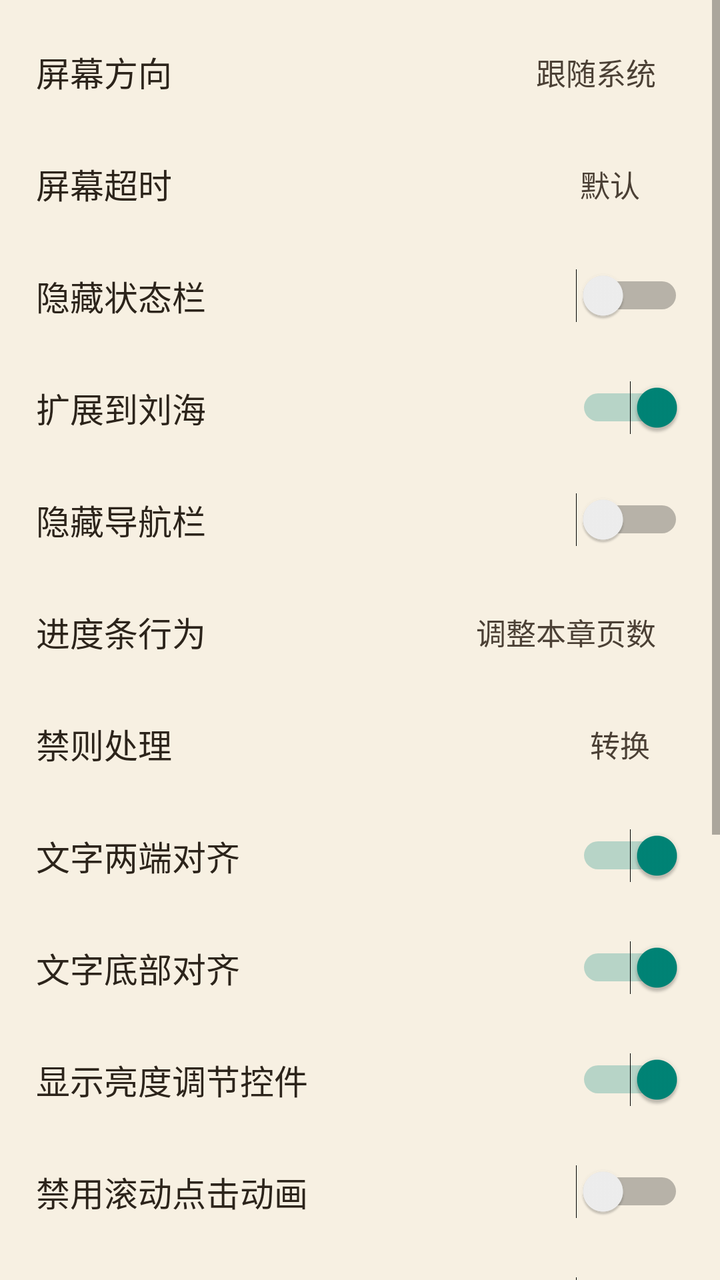
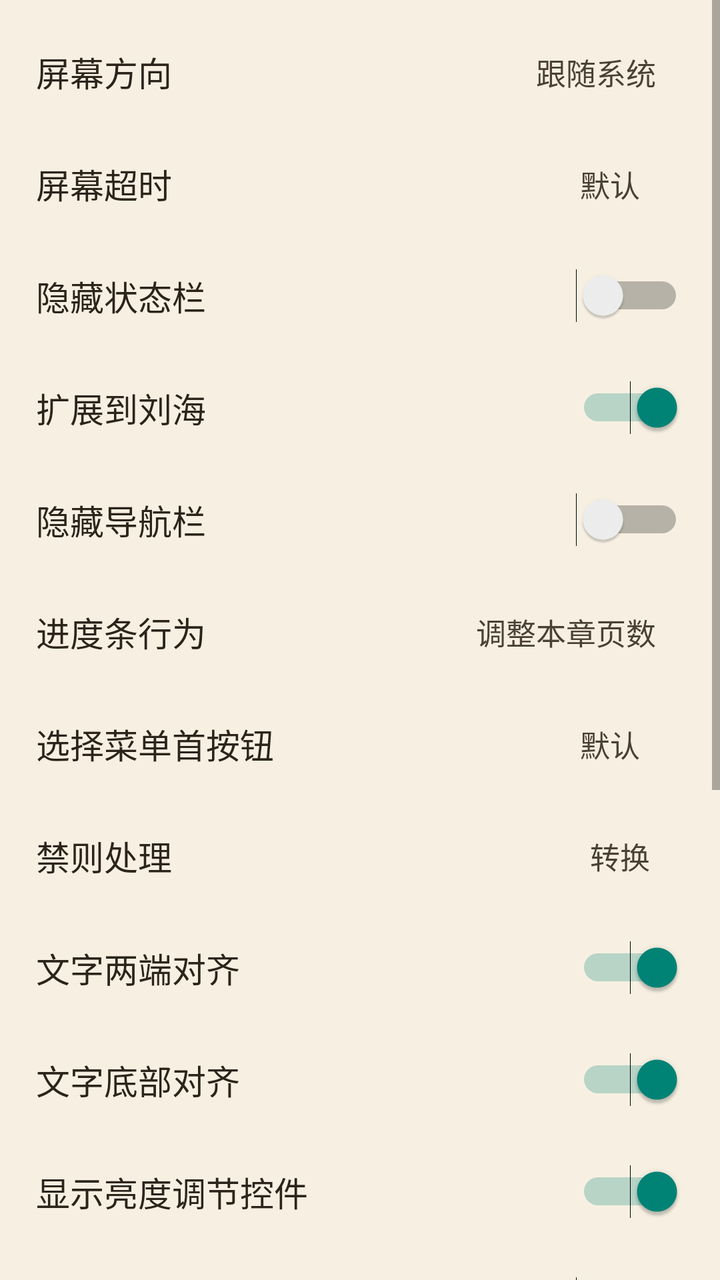

Screens rendered from an Android XML layout before and after an edit, with the pre-edit source and the edit as a unified diff.
<!-- AndroidManifest.xml: application theme Theme.Tset -->
<!-- res/layout/dialog_m9_more_config.xml -->
<?xml version="1.0" encoding="utf-8"?>
<ScrollView xmlns:android="http://schemas.android.com/apk/res/android"
    android:id="@+id/more_config_scroll"
    android:layout_width="match_parent"
    android:layout_height="match_parent"
    android:background="@drawable/reader_menu_panel_bg"
    android:overScrollMode="ifContentScrolls">

    <LinearLayout
        android:id="@+id/more_config_root"
        android:layout_width="match_parent"
        android:layout_height="wrap_content"
        android:orientation="vertical"
        android:paddingTop="8dp"
        android:paddingBottom="8dp">

        <LinearLayout
            android:id="@+id/more_screen_orientation"
            style="@style/ReaderMoreRow">
            <TextView
                style="@style/ReaderMoreLabel"
                android:text="@string/screen_direction" />
            <TextView
                android:id="@+id/more_screen_orientation_value"
                style="@style/ReaderMoreValue"
                android:text="@string/screen_unspecified" />
        </LinearLayout>

        <LinearLayout
            android:id="@+id/more_keep_light"
            style="@style/ReaderMoreRow">
            <TextView
                style="@style/ReaderMoreLabel"
                android:text="@string/keep_light" />
            <TextView
                android:id="@+id/more_keep_light_value"
                style="@style/ReaderMoreValue"
                android:text="@string/reader_keep_light_default" />
        </LinearLayout>

        <LinearLayout style="@style/ReaderMoreRow">
            <TextView
                style="@style/ReaderMoreLabel"
                android:text="@string/pt_hide_status_bar" />
            <Switch
                android:id="@+id/more_hide_status_bar"
                android:layout_width="wrap_content"
                android:layout_height="wrap_content" />
        </LinearLayout>

        <LinearLayout style="@style/ReaderMoreRow">
            <TextView
                style="@style/ReaderMoreLabel"
                android:text="@string/read_body_to_lh" />
            <Switch
                android:id="@+id/more_read_body_to_lh"
                android:layout_width="wrap_content"
                android:layout_height="wrap_content"
                android:checked="true" />
        </LinearLayout>

        <LinearLayout style="@style/ReaderMoreRow">
            <TextView
                style="@style/ReaderMoreLabel"
                android:text="@string/pt_hide_navigation_bar" />
            <Switch
                android:id="@+id/more_hide_navigation_bar"
                android:layout_width="wrap_content"
                android:layout_height="wrap_content" />
        </LinearLayout>

        <LinearLayout
            android:id="@+id/more_progress_behavior"
            style="@style/ReaderMoreRow">
            <TextView
                style="@style/ReaderMoreLabel"
                android:text="@string/progress_bar_behavior" />
            <TextView
                android:id="@+id/more_progress_behavior_value"
                style="@style/ReaderMoreValue"
                android:text="@string/reader_progress_behavior_page" />
        </LinearLayout>

        <LinearLayout
            android:id="@+id/more_zh_layout_row"
            style="@style/ReaderMoreRow">
            <TextView
                style="@style/ReaderMoreLabel"
                android:text="@string/read_chinese_converter" />
            <TextView
                android:id="@+id/more_zh_layout_value"
                style="@style/ReaderMoreValue"
                android:background="@drawable/reader_menu_touch"
                android:gravity="center"
                android:minWidth="64dp"
                android:paddingStart="12dp"
                android:paddingTop="6dp"
                android:paddingEnd="12dp"
                android:paddingBottom="6dp"
                android:text="@string/reader_convert_state_enabled" />
        </LinearLayout>

        <LinearLayout style="@style/ReaderMoreRow">
            <TextView
                style="@style/ReaderMoreLabel"
                android:text="@string/text_full_justify" />
            <Switch
                android:id="@+id/more_text_full_justify"
                android:layout_width="wrap_content"
                android:layout_height="wrap_content"
                android:checked="true" />
        </LinearLayout>

        <LinearLayout style="@style/ReaderMoreRow">
            <TextView
                style="@style/ReaderMoreLabel"
                android:text="@string/text_bottom_justify" />
            <Switch
                android:id="@+id/more_text_bottom_justify"
                android:layout_width="wrap_content"
                android:layout_height="wrap_content"
                android:checked="true" />
        </LinearLayout>

        <LinearLayout style="@style/ReaderMoreRow">
            <TextView
                style="@style/ReaderMoreLabel"
                android:text="@string/show_brightness_view" />
            <Switch
                android:id="@+id/more_show_brightness_view"
                android:layout_width="wrap_content"
                android:layout_height="wrap_content"
                android:checked="true" />
        </LinearLayout>

        <LinearLayout style="@style/ReaderMoreRow">
            <TextView
                style="@style/ReaderMoreLabel"
                android:text="@string/no_anim_scroll_page" />
            <Switch
                android:id="@+id/more_no_anim_scroll_page"
                android:layout_width="wrap_content"
                android:layout_height="wrap_content" />
        </LinearLayout>

        <LinearLayout style="@style/ReaderMoreRow">
            <TextView
                style="@style/ReaderMoreLabel"
                android:text="@string/preview_image_by_click" />
            <Switch
                android:id="@+id/more_preview_image_by_click"
                android:layout_width="wrap_content"
                android:layout_height="wrap_content" />
        </LinearLayout>

        <LinearLayout
            android:id="@+id/more_click_regional_config"
            style="@style/ReaderMoreRow">
            <TextView
                style="@style/ReaderMoreLabel"
                android:text="@string/click_regional_config" />
            <TextView
                android:id="@+id/more_click_regional_config_value"
                style="@style/ReaderMoreValue"
                android:text="@string/reader_click_region_summary_default" />
        </LinearLayout>

        <LinearLayout style="@style/ReaderMoreRow">
            <TextView
                style="@style/ReaderMoreLabel"
                android:text="@string/disable_return_key" />
            <Switch
                android:id="@+id/more_disable_return_key"
                android:layout_width="wrap_content"
                android:layout_height="wrap_content" />
        </LinearLayout>

        <LinearLayout style="@style/ReaderMoreRow">
            <TextView
                style="@style/ReaderMoreLabel"
                android:text="@string/show_read_title_addition" />
            <Switch
                android:id="@+id/more_show_read_title_addition"
                android:layout_width="wrap_content"
                android:layout_height="wrap_content"
                android:checked="true" />
        </LinearLayout>

        <LinearLayout style="@style/ReaderMoreRow">
            <TextView
                style="@style/ReaderMoreLabel"
                android:text="@string/read_bar_style_follow_page" />
            <Switch
                android:id="@+id/more_read_bar_style_follow_page"
                android:layout_width="wrap_content"
                android:layout_height="wrap_content" />
        </LinearLayout>

        <TextView
            android:id="@+id/more_reset_defaults"
            android:layout_width="match_parent"
            android:layout_height="wrap_content"
            android:layout_marginStart="16dp"
            android:layout_marginTop="10dp"
            android:layout_marginEnd="16dp"
            android:layout_marginBottom="8dp"
            android:background="@drawable/reader_menu_touch"
            android:gravity="center"
            android:paddingTop="14dp"
            android:paddingBottom="14dp"
            android:text="@string/reader_reset_defaults"
            android:textColor="#AA5B1E1E"
            android:textSize="16sp" />
    </LinearLayout>
</ScrollView>
<!-- resources referenced by this layout -->
<resources>
  <!-- drawable reader_menu_panel_bg (drawable) -->
  <?xml version="1.0" encoding="utf-8"?>
  <shape xmlns:android="http://schemas.android.com/apk/res/android">
      <solid android:color="#F7F0E2" />
  </shape>
  <!-- drawable reader_menu_touch (drawable) -->
  <?xml version="1.0" encoding="utf-8"?>
  <selector xmlns:android="http://schemas.android.com/apk/res/android">
      <item android:state_pressed="true">
          <shape>
              <solid android:color="#22000000" />
          </shape>
      </item>
      <item android:drawable="@android:color/transparent" />
  </selector>
  <string name="click_regional_config">点击区域设置</string>
  <string name="disable_return_key">禁用返回键</string>
  <string name="keep_light">屏幕超时</string>
  <string name="no_anim_scroll_page">禁用滚动点击动画</string>
  <string name="preview_image_by_click">点击预览图片</string>
  <string name="progress_bar_behavior">进度条行为</string>
  <string name="pt_hide_navigation_bar">隐藏导航栏</string>
  <string name="pt_hide_status_bar">隐藏状态栏</string>
  <string name="read_bar_style_follow_page">工具栏样式跟随页面</string>
  <string name="read_body_to_lh">扩展到刘海</string>
  <string name="read_chinese_converter">禁则处理</string>
  <string name="reader_click_region_summary_default">九宫格默认</string>
  <string name="reader_convert_state_enabled">转换</string>
  <string name="reader_keep_light_default">默认</string>
  <string name="reader_progress_behavior_page">调整本章页数</string>
  <string name="reader_reset_defaults">恢复默认设置</string>
  <string name="screen_direction">屏幕方向</string>
  <string name="screen_unspecified">跟随系统</string>
  <string name="show_brightness_view">显示亮度调节控件</string>
  <string name="show_read_title_addition">展示顶部工具栏附加区域</string>
  <string name="text_bottom_justify">文字底部对齐</string>
  <string name="text_full_justify">文字两端对齐</string>
  <style name="ReaderMoreLabel">
          <item name="android:layout_width">0dp</item>
          <item name="android:layout_height">match_parent</item>
          <item name="android:layout_weight">1</item>
          <item name="android:gravity">center_vertical</item>
          <item name="android:textColor">#2C241B</item>
          <item name="android:textSize">17sp</item>
      </style>
  <style name="ReaderMoreRow">
          <item name="android:layout_width">match_parent</item>
          <item name="android:layout_height">56dp</item>
          <item name="android:background">@drawable/reader_menu_touch</item>
          <item name="android:clickable">true</item>
          <item name="android:focusable">true</item>
          <item name="android:gravity">center_vertical</item>
          <item name="android:orientation">horizontal</item>
          <item name="android:paddingStart">18dp</item>
          <item name="android:paddingEnd">18dp</item>
      </style>
  <style name="ReaderMoreValue">
          <item name="android:layout_width">wrap_content</item>
          <item name="android:layout_height">36dp</item>
          <item name="android:background">@drawable/reader_menu_touch</item>
          <item name="android:gravity">center</item>
          <item name="android:minWidth">74dp</item>
          <item name="android:paddingStart">14dp</item>
          <item name="android:paddingEnd">14dp</item>
          <item name="android:textColor">#4B4035</item>
          <item name="android:textSize">15sp</item>
      </style>
  <style name="Theme.Tset" parent="Theme.AppCompat.DayNight.NoActionBar" />
</resources>

<!-- the commit's change to res/layout/dialog_m9_more_config.xml (unified diff, before → after) -->
@@ -79,6 +79,18 @@
                 android:id="@+id/more_progress_behavior_value"
                 style="@style/ReaderMoreValue"
                 android:text="@string/reader_progress_behavior_page" />
+        </LinearLayout>
+
+        <LinearLayout
+            android:id="@+id/more_selection_primary_action"
+            style="@style/ReaderMoreRow">
+            <TextView
+                style="@style/ReaderMoreLabel"
+                android:text="@string/reader_selection_primary_action" />
+            <TextView
+                android:id="@+id/more_selection_primary_action_value"
+                style="@style/ReaderMoreValue"
+                android:text="@string/reader_selection_primary_default" />
         </LinearLayout>
 
         <LinearLayout
<!-- resource entries referenced after the edit -->
@@ -31,6 +31,8 @@
   <string name="reader_keep_light_default">默认</string>
   <string name="reader_progress_behavior_page">调整本章页数</string>
   <string name="reader_reset_defaults">恢复默认设置</string>
+  <string name="reader_selection_primary_action">选择菜单首按钮</string>
+  <string name="reader_selection_primary_default">默认</string>
   <string name="screen_direction">屏幕方向</string>
   <string name="screen_unspecified">跟随系统</string>
   <string name="show_brightness_view">显示亮度调节控件</string>
